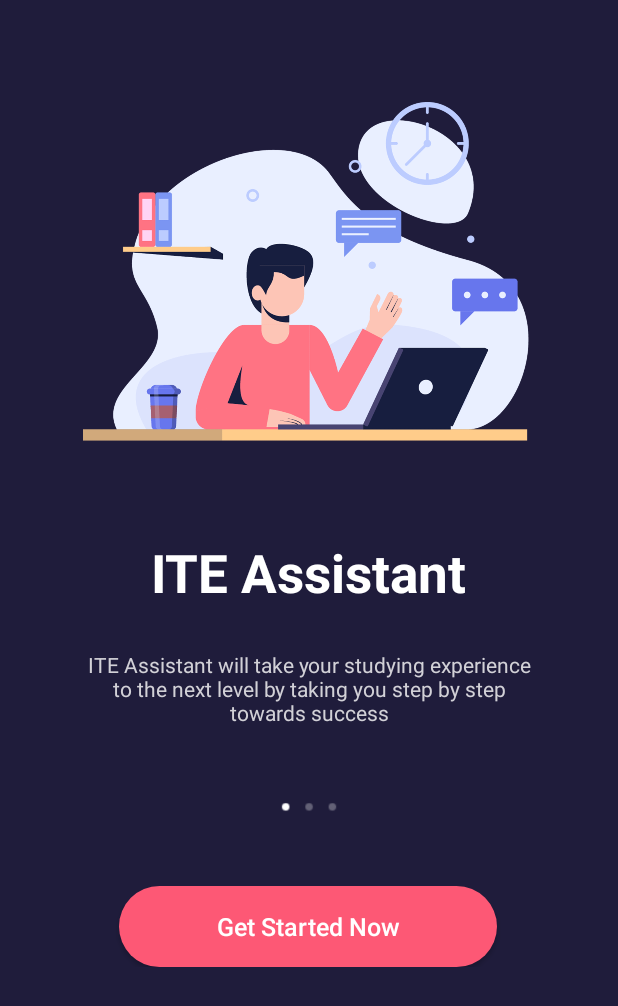
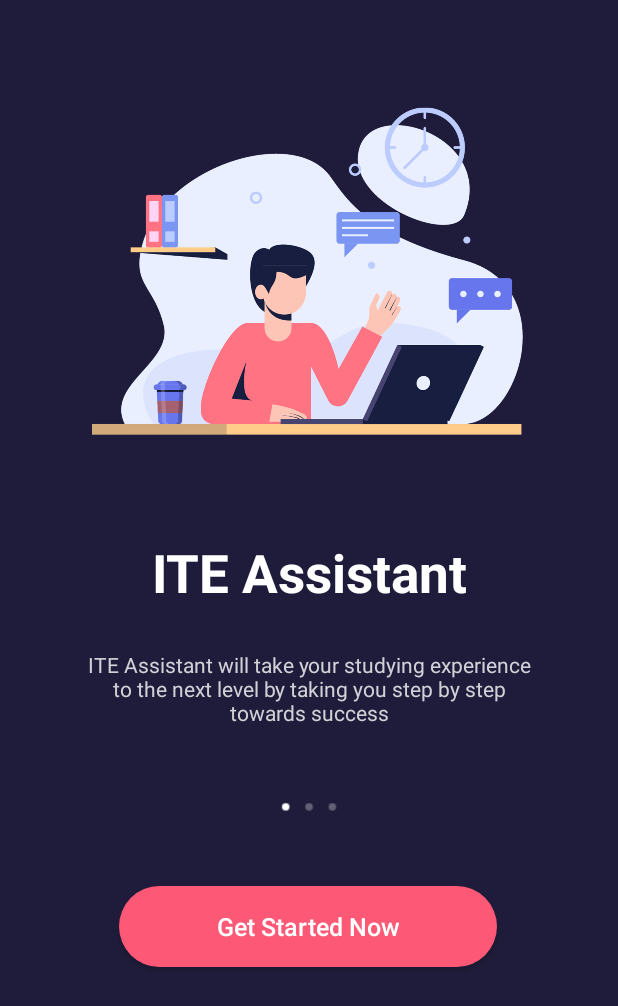
Before and after one commit to ahmadshahal/ITE-Assistant-Android-App, an Android app: the screen it shows after launch (LauncherActivity), on a phone screen of 412 x 824 dp. Shown: the top 1006 px of the screen. Run offline under Robolectric (Android 15) with nearby library versions, the phone set to English and light mode, and no system bars.

Commit message:
select_year Layout updated

```diff
--- a/app/src/main/res/layout/activity_launcher.xml
+++ b/app/src/main/res/layout/activity_launcher.xml
@@ -1,34 +1,33 @@
 <?xml version="1.0" encoding="utf-8"?>
-<ScrollView xmlns:android="http://schemas.android.com/apk/res/android"
-    xmlns:app="http://schemas.android.com/apk/res-auto"
-    xmlns:tools="http://schemas.android.com/tools"
-    android:layout_width="match_parent"
-    android:layout_height="match_parent"
-    android:background="@color/background_color"
-    tools:context=".LauncherActivity">
 
     <android.support.constraint.ConstraintLayout
+        xmlns:android="http://schemas.android.com/apk/res/android"
+        xmlns:app="http://schemas.android.com/apk/res-auto"
+        xmlns:tools="http://schemas.android.com/tools"
+        android:background="@color/background_color"
+        tools:context=".LauncherActivity"
         android:layout_width="match_parent"
-        android:layout_height="wrap_content">
+        android:layout_height="match_parent">
 
         <ImageView
             android:id="@+id/imageView2"
-            android:layout_width="300dp"
+            android:layout_width="0dp"
             android:layout_height="290dp"
             android:layout_marginTop="32dp"
             app:layout_constraintBottom_toTopOf="@id/textView2"
+            app:layout_constraintDimensionRatio="w,1:1"
             app:layout_constraintEnd_toEndOf="parent"
-            app:layout_constraintHorizontal_bias="0.495"
             app:layout_constraintStart_toStartOf="parent"
             app:layout_constraintTop_toTopOf="parent"
             app:srcCompat="@drawable/boy_1" />
 
         <TextView
             android:id="@+id/textView2"
-            android:layout_width="wrap_content"
+            android:layout_width="0dp"
             android:layout_height="wrap_content"
             android:layout_marginTop="36dp"
             android:text="ITE Assistant"
+            android:textAlignment="center"
             android:textColor="@color/text_color"
             android:textSize="35sp"
             android:textStyle="bold"
@@ -80,6 +79,3 @@
 
 
     </android.support.constraint.ConstraintLayout>
-
-
-</ScrollView>
--- a/app/src/main/res/layout/activity_select_year.xml
+++ b/app/src/main/res/layout/activity_select_year.xml
@@ -13,7 +13,7 @@
         android:layout_width="0dp"
         android:layout_height="wrap_content"
         android:layout_marginTop="16dp"
-        android:text="Help us provide you the\nbest experience"
+        android:text="Help us provide you the best experience"
         android:textAlignment="textStart"
         android:textColor="#FFFFFF"
         android:textSize="22sp"
```
